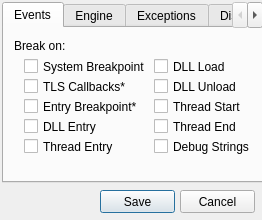
x64dbg/x64dbg, file x64_dbg_gui/Project/Src/Gui/SettingsDialog.ui: the form before one commit.
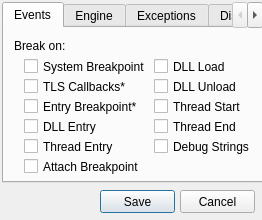
The form after the commit. Icons and pictures are not drawn.

Commit message:
DBG: fixed a bug in cbDebugInit + differentiate between system breakpoint and "attach breakpoint"
GUI: resolved issue #139 (Break on system breakpoint only when attaching option)

What changed in the file:
```diff
--- a/x64_dbg_gui/Project/Src/Gui/SettingsDialog.ui
+++ b/x64_dbg_gui/Project/Src/Gui/SettingsDialog.ui
@@ -197,6 +197,19 @@
       <string>Thread Entry</string>
      </property>
     </widget>
+    <widget class="QCheckBox" name="chkAttachBreakpoint">
+     <property name="geometry">
+      <rect>
+       <x>20</x>
+       <y>130</y>
+       <width>121</width>
+       <height>17</height>
+      </rect>
+     </property>
+     <property name="text">
+      <string>Attach Breakpoint</string>
+     </property>
+    </widget>
    </widget>
    <widget class="QWidget" name="tabEngine">
     <attribute name="title">
```
The commit also changes 3 other files.
